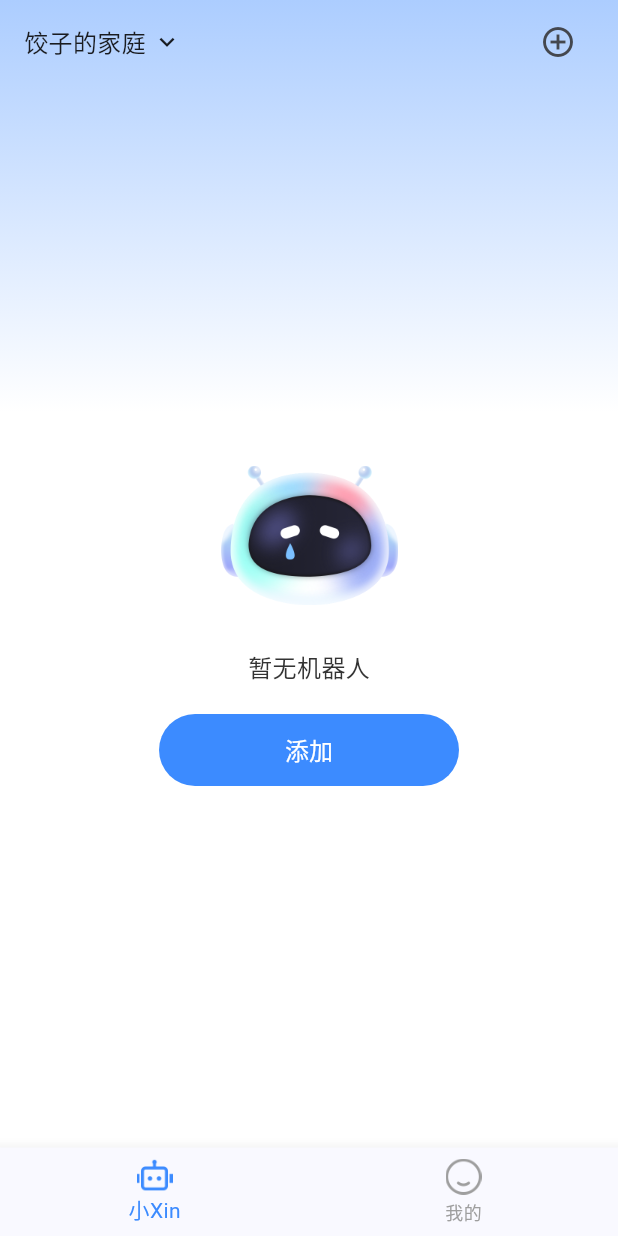
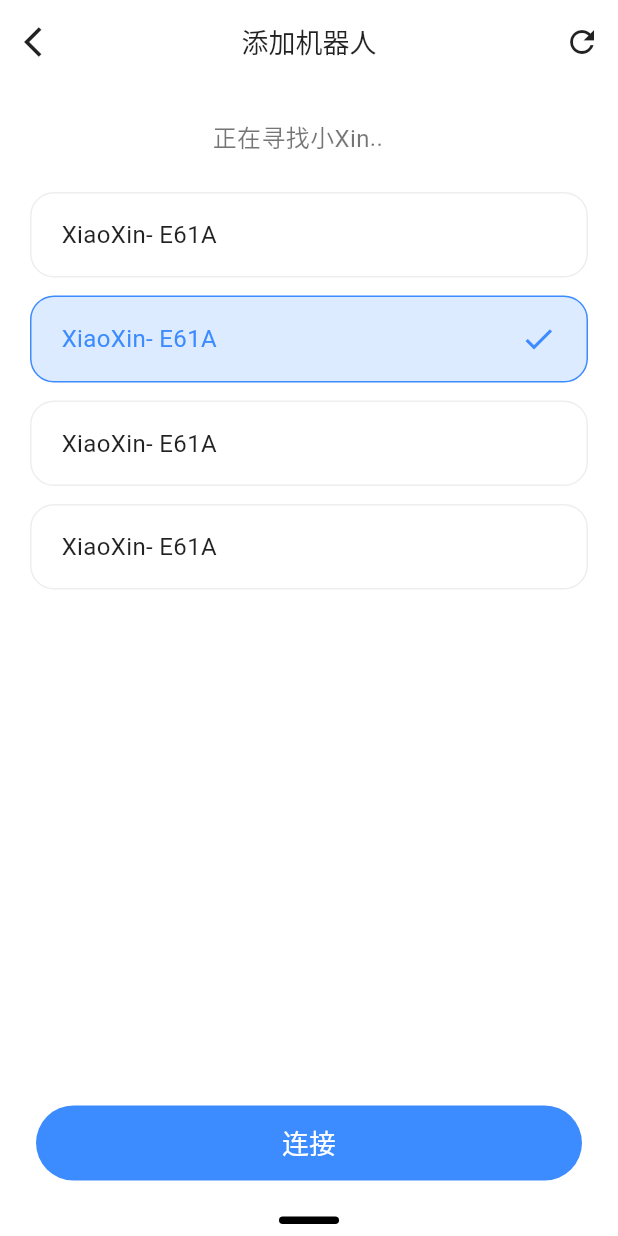
Before and after one commit to hrraohaohao/aiBot, a Flutter app: the screen it shows after launch, after a tap on "添加", on a phone screen of 412 x 824 dp. Run offline on Flutter 3.47's test engine with Material 3 defaults, Android fonts, the phone set to English and light mode, and no system bars; our stand-ins replace dio.

Commit message:
设备连接UI

```diff
--- /dev/null
+++ b/lib/pages/device/bot_connect_page.dart
@@ -0,0 +1,254 @@
+import 'package:flutter/material.dart';
+import 'dart:async';
+
+class BotConnectPage extends StatefulWidget {
+  const BotConnectPage({super.key});
+
+  @override
+  State<BotConnectPage> createState() => _BotConnectPageState();
+}
+
+class _BotConnectPageState extends State<BotConnectPage> {
+  // 搜索状态
+  bool _isSearching = true;
+
+  // 模拟的机器人列表
+  final List<String> _botList = [
+    'XiaoXin- E61A',
+    'XiaoXin- E61A',
+    'XiaoXin- E61A',
+    'XiaoXin- E61A',
+  ];
+
+  // 选中的机器人索引
+  int _selectedBotIndex = 1;
+
+  // 动画点的数量 (1-3)
+  int _dotCount = 0;
+  Timer? _dotTimer;
+
+  @override
+  void initState() {
+    super.initState();
+    // 启动点动画定时器
+    _startDotAnimation();
+  }
+
+  @override
+  void dispose() {
+    // 清理定时器
+    _dotTimer?.cancel();
+    super.dispose();
+  }
+
+  // 启动点动画
+  void _startDotAnimation() {
+    _dotTimer = Timer.periodic(const Duration(milliseconds: 500), (timer) {
+      if (mounted) {
+        setState(() {
+          _dotCount = (_dotCount + 1) % 4; // 0,1,2,3循环
+        });
+      }
+    });
+  }
+
+  @override
+  Widget build(BuildContext context) {
+    return Scaffold(
+      backgroundColor: Colors.white,
+      appBar: AppBar(
+        backgroundColor: Colors.white,
+        elevation: 0,
+        centerTitle: true,
+        leading: IconButton(
+          icon: const Icon(Icons.arrow_back_ios, color: Colors.black87),
+          onPressed: () => Navigator.of(context).pop(),
+        ),
+        title: const Text(
+          '添加机器人',
+          style: TextStyle(
+            color: Colors.black87,
+            fontSize: 18,
+            fontWeight: FontWeight.w500,
+          ),
+        ),
+        actions: [
+          IconButton(
+            icon: const Icon(Icons.refresh, color: Colors.black87),
+            onPressed: _refreshSearch,
+          ),
+        ],
+      ),
+      body: Column(
+        children: [
+          // 搜索状态提示
+          Padding(
+            padding: const EdgeInsets.symmetric(vertical: 24.0),
+            child: Center(
+              child: _isSearching
+                ? Row(
+                    mainAxisSize: MainAxisSize.min,
+                    children: [
+                      // 固定文本部分
+                      const Text(
+                        '正在寻找小Xin',
+                        style: TextStyle(
+                          fontSize: 16,
+                          color: Colors.black54,
+                        ),
+                      ),
+                      // 动态点部分 - 设置固定宽度，防止文本跳动
+                      SizedBox(
+                        width: 24, // 足够放下三个点的宽度
+                        child: Text(
+                          '.' * _dotCount,
+                          style: const TextStyle(
+                            fontSize: 16,
+                            color: Colors.black54,
+                          ),
+                        ),
+                      ),
+                    ],
+                  )
+                : const Text(
+                    '请选择要连接的设备',
+                    style: TextStyle(
+                      fontSize: 16,
+                      color: Colors.black54,
+                    ),
+                  ),
+            ),
+          ),
+
+          // 机器人列表
+          Expanded(
+            child: ListView.builder(
+              padding: const EdgeInsets.symmetric(horizontal: 20),
+              itemCount: _botList.length,
+              itemBuilder: (context, index) {
+                final isSelected = index == _selectedBotIndex;
+
+                return GestureDetector(
+                  onTap: () {
+                    setState(() {
+                      _selectedBotIndex = index;
+                    });
+                  },
+                  child: Container(
+                    margin: const EdgeInsets.only(bottom: 12),
+                    padding: const EdgeInsets.symmetric(
+                      horizontal: 20,
+                      vertical: 16,
+                    ),
+                    decoration: BoxDecoration(
+                      color: isSelected ? const Color(0xFFDCEBFF) : Colors.white,
+                      borderRadius: BorderRadius.circular(16),
+                      border: Border.all(
+                        color: isSelected
+                            ? const Color(0xFF3C8BFF)
+                            : const Color(0xFFEEEEEE),
+                        width: 1,
+                      ),
+                    ),
+                    child: Row(
+                      mainAxisAlignment: MainAxisAlignment.spaceBetween,
+                      children: [
+                        Text(
+                          _botList[index],
+                          style: TextStyle(
+                            fontSize: 16,
+                            color: isSelected
+                                ? const Color(0xFF3C8BFF)
+                                : Colors.black87,
+                          ),
+                        ),
+                        if (isSelected)
+                          const Icon(
+                            Icons.check,
+                            color: Color(0xFF3C8BFF),
+                          ),
+                      ],
+                    ),
+                  ),
+                );
+              },
+            ),
+          ),
+
+          // 连接按钮
+          Padding(
+            padding: const EdgeInsets.all(24.0),
+            child: SizedBox(
+              width: double.infinity,
+              height: 50,
+              child: ElevatedButton(
+                onPressed: _connectToBot,
+                style: ElevatedButton.styleFrom(
+                  backgroundColor: const Color(0xFF3C8BFF),
+                  foregroundColor: Colors.white,
+                  shape: RoundedRectangleBorder(
+                    borderRadius: BorderRadius.circular(25),
+                  ),
+                  elevation: 0,
+                ),
+                child: const Text(
+                  '连接',
+                  style: TextStyle(
+                    fontSize: 18,
+                    fontWeight: FontWeight.w500,
+                    color: Colors.white,
+                  ),
+                ),
+              ),
+            ),
+          ),
+
+          // iPhone底部安全区域指示条
+          Container(
+            height: 5,
+            width: 40,
+            margin: const EdgeInsets.only(bottom: 8),
+            decoration: BoxDecoration(
+              color: Colors.black,
+              borderRadius: BorderRadius.circular(2.5),
+            ),
+          ),
+        ],
+      ),
+    );
+  }
+
+  // 刷新搜索
+  void _refreshSearch() {
+    setState(() {
+      _isSearching = true;
+      _dotCount = 0; // 重置点动画
+    });
+
+    // 模拟搜索过程
+    Future.delayed(const Duration(seconds: 2), () {
+      if (mounted) {
+        setState(() {
+          _isSearching = false;
+        });
+      }
+    });
+  }
+
+  // 连接到机器人
+  void _connectToBot() {
+    if (_selectedBotIndex >= 0 && _selectedBotIndex < _botList.length) {
+      final selectedBot = _botList[_selectedBotIndex];
+      ScaffoldMessenger.of(context).showSnackBar(
+        SnackBar(content: Text('正在连接: $selectedBot')),
+      );
+
+      // TODO: 实现实际的连接逻辑
+
+      // 连接成功后返回
+      Future.delayed(const Duration(seconds: 1), () {
+        Navigator.of(context).pop(true); // 返回true表示连接成功
+      });
+    }
+  }
+}
```
Also changed, not shown: lib/pages/main/tabs/home_tab.dart (+130 -2 lines).
